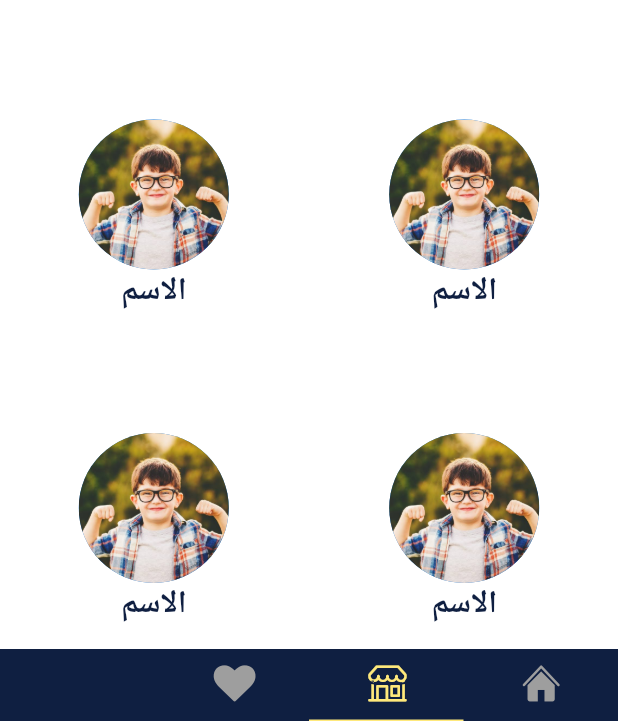
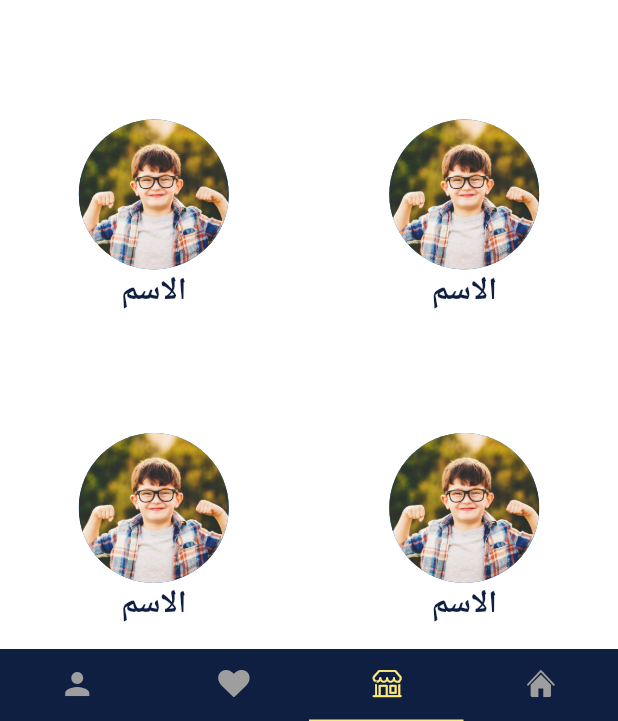
Before and after one commit to Amgad22318/productive_families, a Flutter app: the ShopLayout screen opened directly, item 3 of the bottom bar chosen, on a phone screen of 412 x 824 dp, the part 515-1236 px from its top. Run offline on Flutter 3.47's test engine with Material 2 defaults, Android fonts, the phone set to English and light mode, and no system bars; our stand-ins replace carousel_slider, flutter_bloc, flutter_rating_bar, flutter_svg, otp_text_field, smooth_page_indicator and 1 more.

Commit message:
amgad last code 2.03

```diff
--- a/lib/presentation/screens/home/home_screen.dart
+++ b/lib/presentation/screens/home/home_screen.dart
@@ -3,6 +3,7 @@ import 'package:flutter_svg/flutter_svg.dart';
 import 'package:productive_families/presentation/styles/colors.dart';
 import 'package:productive_families/presentation/views/home_grid_view_item.dart';
 import 'package:productive_families/presentation/views/home_section_item.dart';
+import 'package:productive_families/presentation/views/market_section_item.dart';
 import 'package:productive_families/presentation/views/navigation_drawer.dart';
 import 'package:productive_families/presentation/widgets/default_form_field.dart';
 import 'package:productive_families/presentation/widgets/default_shop_appbar.dart';
@@ -158,7 +159,7 @@ class _HomeScreenState extends State<HomeScreen> {
                         Expanded(
                           child: ListView.separated(
                               scrollDirection: Axis.horizontal,
-                              itemBuilder: (context, index) => HomeSectionItem(index: index,),
+                              itemBuilder: (context, index) => HomeSectionItem(),
                               separatorBuilder: (context, index) => const SizedBox(
                                     width: 10,
                                   ),
--- a/lib/presentation/screens/markets/markets.dart
+++ b/lib/presentation/screens/markets/markets.dart
@@ -1,5 +1,5 @@
 import 'package:flutter/material.dart';
-import 'package:productive_families/presentation/views/home_section_item.dart';
+import 'package:productive_families/presentation/views/market_section_item.dart';
 import 'package:productive_families/presentation/views/markets_grid_view_item.dart';
 import 'package:productive_families/presentation/widgets/default_shop_appbar.dart';
 import 'package:productive_families/presentation/widgets/default_text.dart';
@@ -32,15 +32,13 @@ class Markets extends StatelessWidget {
                     ),
                   ),
                   SizedBox(height: 100,
-                    child: Expanded(
                     child: ListView.separated(
                         scrollDirection: Axis.horizontal,
-                          itemBuilder: (context, index) =>  HomeSectionItem(index:index,isMarket: true,),
+                        itemBuilder: (context, index) =>  MarketSectionItem(index:index,isMarket: true,),
                         separatorBuilder: (context, index) => const SizedBox(
                           width: 10,
                         ),
                         itemCount: 20),
-                    ),
                   ),
                   GridView.count(
                     shrinkWrap: true,
--- a/lib/presentation/screens/shop_layout/shop_layout.dart
+++ b/lib/presentation/screens/shop_layout/shop_layout.dart
@@ -2,6 +2,7 @@ import 'package:flutter/material.dart';
 import 'package:flutter_svg/flutter_svg.dart';
 import 'package:productive_families/presentation/screens/home/home_screen.dart';
 import 'package:productive_families/presentation/screens/markets/markets.dart';
+import 'package:productive_families/presentation/screens/user_profile/user_profile_screen.dart';
 import 'package:productive_families/presentation/styles/colors.dart';
 import 'package:productive_families/presentation/styles/custom_icons.dart';
 import 'package:productive_families/presentation/views/navigation_drawer.dart';
@@ -43,7 +44,7 @@ class _ShopLayoutState extends State<ShopLayout>
                 HomeScreen(),
                 Markets(),
                 HomeScreen(),
-                HomeScreen(),
+                UserProfileScreen(),
               ],
               controller: controller,
             ),
@@ -59,15 +60,15 @@ class _ShopLayoutState extends State<ShopLayout>
               controller.index = index;
             });
           },
-          tabs: [
+          tabs: const [
             Tab(
-                icon:Icon(CustomIcons.home_solid,)),
+                icon:Icon(CustomIcons.home_solid,size: 18)),
             Tab(
-                icon:Icon(CustomIcons.shop)),
+                icon:Icon(CustomIcons.shop,size: 18)),
             Tab(
-                icon:Icon(CustomIcons.heart)),
+                icon:Icon(CustomIcons.heart,size: 18,)),
             Tab(
-                icon:Icon(CustomIcons.account)),
+                icon:Icon(Icons.person)),
 
           ],
         ),
--- a/lib/presentation/styles/themes.dart
+++ b/lib/presentation/styles/themes.dart
@@ -3,6 +3,7 @@ import 'package:flutter/services.dart';
 import 'package:productive_families/presentation/styles/colors.dart';
 
 ThemeData lightTheme = ThemeData(
+  colorScheme:const ColorScheme.light(secondary:defaultYellow) ,
     primaryColor: darkBlue,
     scaffoldBackgroundColor: backGroundWhite,
     appBarTheme: const AppBarTheme(
--- a/lib/presentation/views/home_section_item.dart
+++ b/lib/presentation/views/home_section_item.dart
@@ -3,23 +3,17 @@ import 'package:productive_families/presentation/styles/colors.dart';
 import 'package:productive_families/presentation/widgets/default_text.dart';
 
 class HomeSectionItem extends StatelessWidget {
-  final int? index;
-  bool selected=false;
-  final isMarket;
-   HomeSectionItem({Key? key, required this.index, this.isMarket=false,}) : super(key: key);
+  HomeSectionItem({
+    Key? key,
+  }) : super(key: key);
 
   @override
   Widget build(BuildContext context) {
     return Padding(
       padding: const EdgeInsets.symmetric(vertical: 2.0),
       child: GestureDetector(
-        onTap: () {
-
-        },
-        child: Stack(fit: StackFit.passthrough,
-          children: [
-
-            Column(
+        onTap: () {},
+        child: Column(
           children: [
             Container(
               decoration: BoxDecoration(
@@ -33,12 +27,10 @@ class HomeSectionItem extends StatelessWidget {
                 fit: BoxFit.scaleDown,
               ),
             ),
-                DefaultText(text: ' ملابس',textStyle: Theme.of(context).textTheme.caption,)
-
-              ],
-            ),
-            Positioned.fill(child: Container(color:isMarket?  Colors.white.withOpacity(0.5):Colors.transparent,))
-
+            DefaultText(
+              text: ' ملابس',
+              textStyle: Theme.of(context).textTheme.caption,
+            )
           ],
         ),
       ),
--- /dev/null
+++ b/lib/presentation/views/market_section_item.dart
@@ -0,0 +1,54 @@
+import 'package:flutter/material.dart';
+import 'package:productive_families/presentation/styles/colors.dart';
+import 'package:productive_families/presentation/widgets/default_text.dart';
+
+class MarketSectionItem extends StatefulWidget {
+  final int? index;
+   bool isMarket;
+   MarketSectionItem({Key? key, required this.index, this.isMarket=false,}) : super(key: key);
+
+  @override
+  State<MarketSectionItem> createState() => _MarketSectionItemState();
+}
+
+class _MarketSectionItemState extends State<MarketSectionItem> {
+  @override
+  Widget build(BuildContext context) {
+    return Padding(
+      padding: const EdgeInsets.symmetric(vertical: 2.0),
+      child: GestureDetector(
+        onTap: () {
+setState(() {
+  widget.isMarket=!widget.isMarket;
+
+});
+        },
+        child: Stack(fit: StackFit.passthrough,
+          children: [
+
+            Column(
+              children: [
+                Container(
+                  decoration: BoxDecoration(
+                    shape: BoxShape.circle,
+                    border: Border.all(color: defaultYellow, width: 1),
+                  ),
+                  child: Image.asset(
+                    'assets/image/laundry.png',
+                    height: 60,
+                    width: 60,
+                    fit: BoxFit.scaleDown,
+                  ),
+                ),
+                DefaultText(text: ' ملابس',textStyle: Theme.of(context).textTheme.caption,)
+
+              ],
+            ),
+            Positioned.fill(child: Container(color:widget.isMarket?  Colors.white.withOpacity(0.5):Colors.transparent,))
+
+          ],
+        ),
+      ),
+    );
+  }
+}
--- a/lib/presentation/widgets/default_material_button.dart
+++ b/lib/presentation/widgets/default_material_button.dart
@@ -39,7 +39,7 @@ class DefaultMaterialButton extends StatelessWidget {
         child: child ??
             Text(
               isUpperCase ? text!.toUpperCase() : text!,
-              style: const TextStyle(color: darkBlue,fontWeight: FontWeight.bold),
+              style: Theme.of(context).textTheme.button!.copyWith(color: darkBlue),
             ),
       ),
     );
```
Also changed, not shown: lib/presentation/screens/user_profile/user_profile_screen.dart (added, +91 -0 lines), lib/presentation/views/profile_bottom_sheet.dart (added, +27 -0 lines), lib/presentation/views/profile_bottom_sheet_item.dart (added, +61 -0 lines), lib/presentation/widgets/default_form_field.dart (+9 -2 lines). Lines whose indentation alone changed are shown as unchanged.
